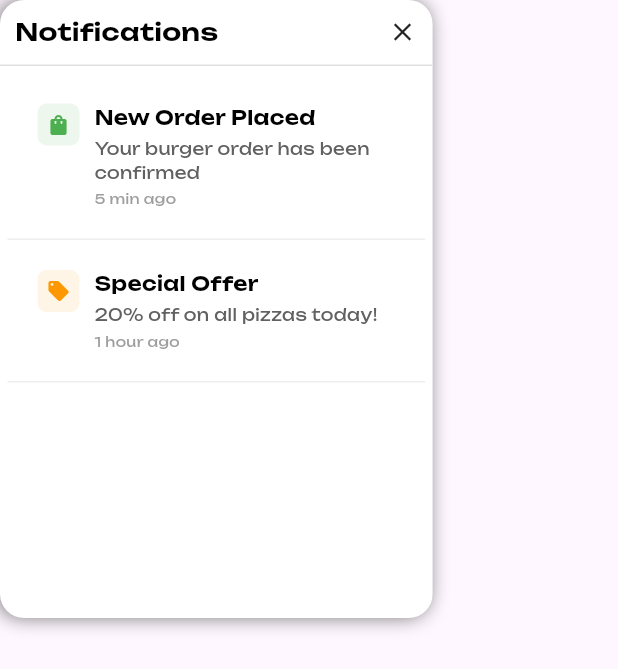
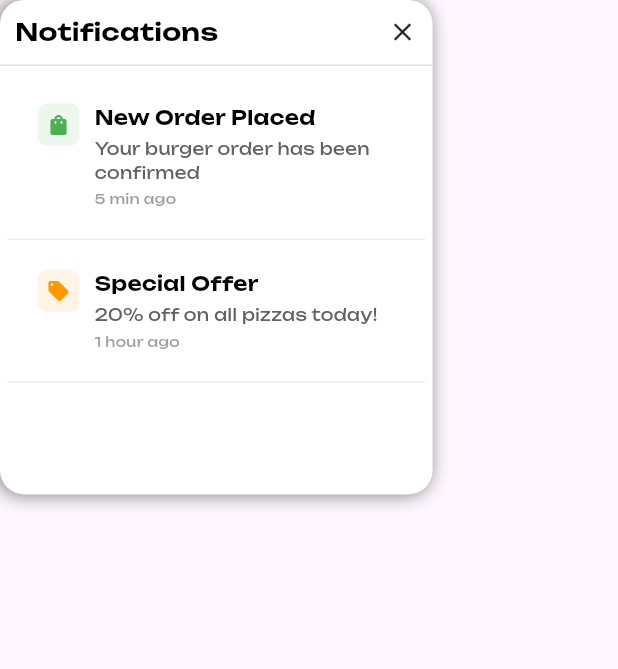
Before and after one commit to KNOWASJOHN/Catino, a Flutter app: the NotificationPanel widget shown alone on an empty page, opened directly with empty values, on a phone screen of 412 x 824 dp. Shown: the top 669 px of the screen. Run offline on Flutter 3.47's test engine with Material 3 defaults, Android fonts, the phone set to English and light mode, and no system bars; project files that could hold a hidden picture were left out.

Commit message:
fixed text underline issue in notification panel

```diff
--- a/lib/page_components/notification_panel.dart
+++ b/lib/page_components/notification_panel.dart
@@ -9,7 +9,7 @@ class NotificationPanel extends StatelessWidget {
   Widget build(BuildContext context) {
     return SizedBox(
       width: MediaQuery.of(context).size.width * 0.7,
-      height: MediaQuery.of(context).size.height * 0.5,
+      height: MediaQuery.of(context).size.height * 0.4,
       child: Container(
         decoration: BoxDecoration(
           color: Colors.white,
@@ -31,7 +31,9 @@ class NotificationPanel extends StatelessWidget {
               Container(
                 padding: const EdgeInsets.all(10),
                 decoration: BoxDecoration(
-                border: Border(bottom: BorderSide(color: Colors.grey.shade300)),
+                  border: Border(
+                    bottom: BorderSide(color: Colors.grey.shade300),
+                  ),
                 ),
                 child: Row(
                   mainAxisAlignment: MainAxisAlignment.spaceBetween,
@@ -40,9 +42,10 @@ class NotificationPanel extends StatelessWidget {
                       child: Text(
                         'Notifications',
                         style: TextStyle(
+                          decoration: TextDecoration.none,
                           fontFamily: 'Unbounded',
                           fontSize: 16,
-                        fontWeight: FontWeight.bold,
+                          fontWeight: FontWeight.w700,
                           color: Colors.black,
                         ),
                       ),
@@ -115,9 +118,10 @@ class NotificationPanel extends StatelessWidget {
               children: [
                 Text(
                   title,
-                  maxLines: 1,
+                  maxLines: 2,
                   overflow: TextOverflow.ellipsis,
                   style: const TextStyle(
+                    decoration: TextDecoration.none,
                     fontFamily: 'Unbounded',
                     fontSize: 13,
                     fontWeight: FontWeight.w600,
@@ -130,6 +134,7 @@ class NotificationPanel extends StatelessWidget {
                   maxLines: 2,
                   overflow: TextOverflow.ellipsis,
                   style: TextStyle(
+                    decoration: TextDecoration.none,
                     fontFamily: 'Unbounded',
                     fontSize: 11,
                     fontWeight: FontWeight.w300,
@@ -142,6 +147,7 @@ class NotificationPanel extends StatelessWidget {
                   maxLines: 1,
                   overflow: TextOverflow.ellipsis,
                   style: TextStyle(
+                    decoration: TextDecoration.none,
                     fontFamily: 'Unbounded',
                     fontSize: 9,
                     fontWeight: FontWeight.w300,
```
Lines whose indentation alone changed are shown as unchanged.
